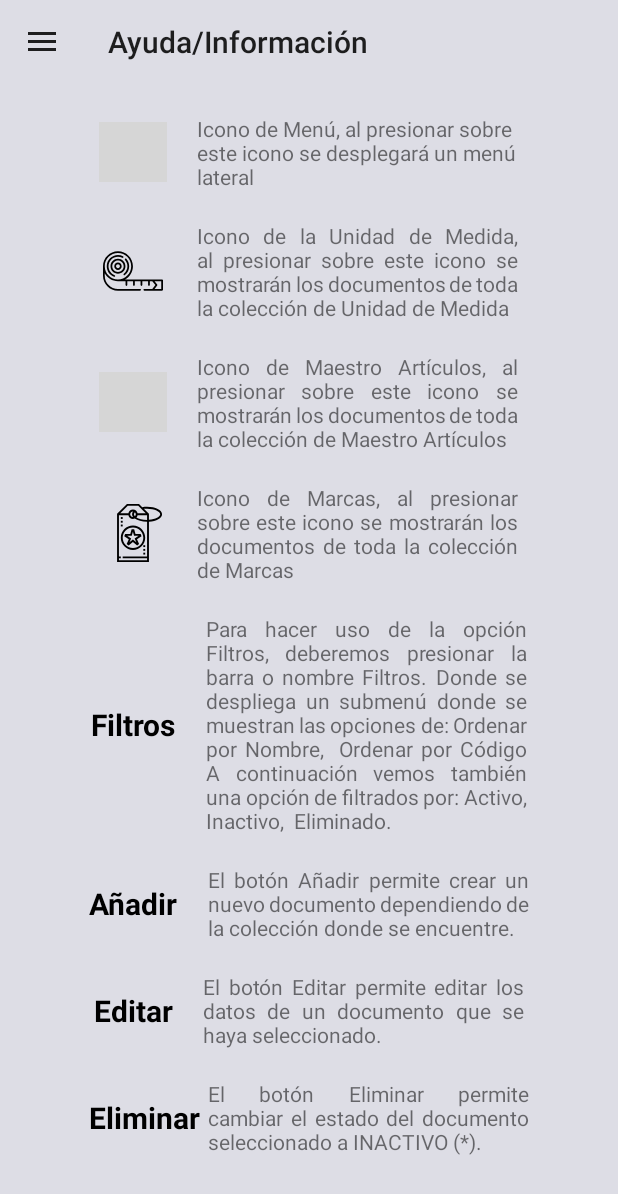
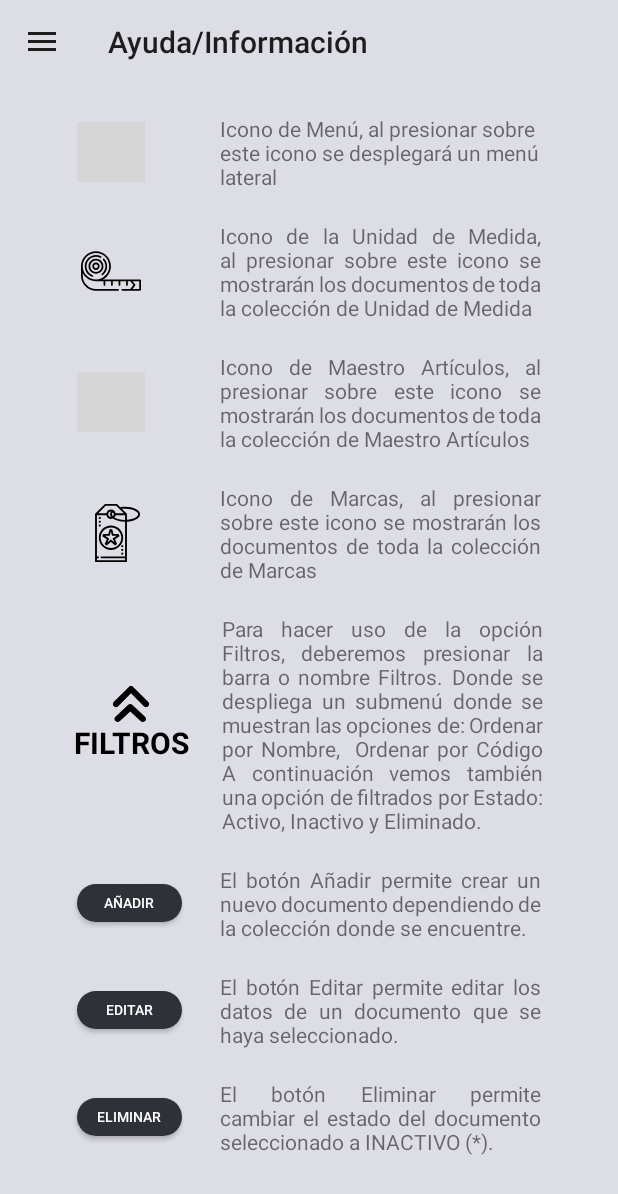
Before and after one commit to BraulioJose18/MBussiness2, an Android app: the screen it shows after launch (MainActivity), in the side drawer, after a tap on "Ayuda", on a phone screen of 412 x 824 dp. Shown: the top 1194 px of the screen. Run offline under Robolectric (Android 15) with nearby library versions, the phone set to English and light mode, and no system bars; our stand-ins replace Firebase (no records; nobody signed in at launch, a user with empty details on screens opened directly); grey boxes are pictures that could not be loaded.

Commit message:
Background

```diff
--- a/app/src/main/AndroidManifest.xml
+++ b/app/src/main/AndroidManifest.xml
@@ -9,7 +9,8 @@
         android:roundIcon="@mipmap/ic_launcher_round"
         android:supportsRtl="true"
         android:theme="@style/Theme.Design.Light.NoActionBar">
-        <activity android:name=".MainActivity">
+        <activity android:name=".MainActivity"
+            android:screenOrientation="portrait">
             <intent-filter>
                 <action android:name="android.intent.action.MAIN" />
 
--- a/app/src/main/res/layout/fragment_article.xml
+++ b/app/src/main/res/layout/fragment_article.xml
@@ -65,6 +65,7 @@
         android:layout_width="match_parent"
         android:layout_height="50dp"
         android:background="@drawable/border_filter"
+        android:backgroundTint="@color/gray2"
         app:layout_constraintBottom_toTopOf="@id/almacen_opciones_filtrado"
         app:layout_constraintEnd_toEndOf="parent"
         app:layout_constraintStart_toStartOf="parent" />
@@ -73,7 +74,7 @@
         android:id="@+id/almacen_opciones_filtrado"
         android:layout_width="match_parent"
         android:layout_height="1dp"
-        android:background="@color/white"
+        android:background="@color/gray2"
         android:orientation="vertical"
         app:layout_constraintBottom_toBottomOf="parent"
         app:layout_constraintEnd_toEndOf="parent"
--- a/app/src/main/res/layout/fragment_help.xml
+++ b/app/src/main/res/layout/fragment_help.xml
@@ -37,13 +37,14 @@
                         android:layout_width="45dp"
                         android:layout_height="40dp"
                         android:src="@drawable/ic_menu"
+                        android:layout_marginEnd="20dp"
                         app:layout_constraintStart_toStartOf="parent"
                         app:layout_constraintTop_toTopOf="parent" />
 
                     <TextView
                         android:layout_width="214dp"
                         android:layout_height="wrap_content"
-                        android:layout_marginStart="20dp"
+                        android:layout_marginStart="30dp"
                         android:text="@string/menu_icon" />
                 </LinearLayout>
 
@@ -60,13 +61,14 @@
                         android:layout_width="45dp"
                         android:layout_height="40dp"
                         android:src="@drawable/ic_unidad"
+                        android:layout_marginEnd="20dp"
                         app:layout_constraintStart_toStartOf="parent"
                         app:layout_constraintTop_toTopOf="parent" />
 
                     <TextView
                         android:layout_width="214dp"
                         android:layout_height="wrap_content"
-                        android:layout_marginStart="20dp"
+                        android:layout_marginStart="30dp"
                         android:justificationMode="inter_word"
                         android:text="@string/unidad_icon" />
                 </LinearLayout>
@@ -84,13 +86,14 @@
                         android:layout_width="45dp"
                         android:layout_height="40dp"
                         android:src="@drawable/ic_articulo"
+                        android:layout_marginEnd="20dp"
                         app:layout_constraintStart_toStartOf="parent"
                         app:layout_constraintTop_toTopOf="parent" />
 
                     <TextView
                         android:layout_width="214dp"
                         android:layout_height="wrap_content"
-                        android:layout_marginStart="20dp"
+                        android:layout_marginStart="30dp"
                         android:justificationMode="inter_word"
                         android:text="@string/articulos_icon" />
                 </LinearLayout>
@@ -108,13 +111,14 @@
                         android:layout_width="45dp"
                         android:layout_height="40dp"
                         android:src="@drawable/ic_brand"
+                        android:layout_marginEnd="20dp"
                         app:layout_constraintStart_toStartOf="parent"
                         app:layout_constraintTop_toTopOf="parent" />
 
                     <TextView
                         android:layout_width="214dp"
                         android:layout_height="wrap_content"
-                        android:layout_marginStart="20dp"
+                        android:layout_marginStart="30dp"
                         android:justificationMode="inter_word"
                         android:text="@string/marca_icon" />
                 </LinearLayout>
@@ -125,21 +129,37 @@
                     android:layout_marginStart="20dp"
                     android:layout_marginTop="20dp"
                     android:layout_marginEnd="20dp"
+                    android:layout_weight="1"
                     android:gravity="center"
                     android:orientation="horizontal">
 
-                    <TextView
+                    <LinearLayout
                         android:layout_width="wrap_content"
                         android:layout_height="wrap_content"
-                        android:text="Filtros"
-                        android:textColor="@color/black_2"
-                        android:textSize="20sp"
-                        android:textStyle="bold" />
+                        android:gravity="center"
+                        android:layout_marginEnd="20dp"
+                        android:orientation="vertical">
+
+                        <ImageView
+                            android:id="@+id/imageView"
+                            android:layout_width="wrap_content"
+                            android:layout_height="wrap_content"
+                            android:layout_weight="1"
+                            android:src="@drawable/ic_arrow_top" />
+
+                        <TextView
+                            android:layout_width="wrap_content"
+                            android:layout_height="wrap_content"
+                            android:text="FILTROS"
+                            android:textColor="@color/black_2"
+                            android:textSize="20sp"
+                            android:textStyle="bold" />
+                    </LinearLayout>
 
                     <TextView
                         android:layout_width="214dp"
                         android:layout_height="wrap_content"
-                        android:layout_marginStart="20dp"
+                        android:layout_marginStart="2dp"
                         android:justificationMode="inter_word"
                         android:text="@string/filtros_des" />
                 </LinearLayout>
@@ -153,18 +173,19 @@
                     android:gravity="center"
                     android:orientation="horizontal">
 
-                    <TextView
-                        android:layout_width="wrap_content"
-                        android:layout_height="wrap_content"
-                        android:text="Añadir"
-                        android:textColor="@color/black_2"
-                        android:textSize="20sp"
-                        android:textStyle="bold" />
+                    <Button
+                        android:layout_width="70dp"
+                        android:layout_height="25dp"
+                        android:textSize="9sp"
+                        android:layout_marginEnd="10dp"
+                        android:textColor="@color/white"
+                        android:background="@drawable/button_style"
+                        android:text="Añadir" />
 
                     <TextView
                         android:layout_width="214dp"
                         android:layout_height="wrap_content"
-                        android:layout_marginStart="20dp"
+                        android:layout_marginStart="15dp"
                         android:justificationMode="inter_word"
                         android:text="@string/add_button_des" />
                 </LinearLayout>
@@ -178,18 +199,19 @@
                     android:gravity="center"
                     android:orientation="horizontal">
 
-                    <TextView
-                        android:layout_width="wrap_content"
-                        android:layout_height="wrap_content"
-                        android:text="Editar"
-                        android:textColor="@color/black_2"
-                        android:textSize="20sp"
-                        android:textStyle="bold" />
+                    <Button
+                        android:layout_width="70dp"
+                        android:layout_height="25dp"
+                        android:textSize="9sp"
+                        android:layout_marginEnd="10dp"
+                        android:textColor="@color/white"
+                        android:background="@drawable/button_style"
+                        android:text="Editar" />
 
                     <TextView
                         android:layout_width="214dp"
                         android:layout_height="wrap_content"
-                        android:layout_marginStart="20dp"
+                        android:layout_marginStart="15dp"
                         android:justificationMode="inter_word"
                         android:text="@string/edit_button_des" />
                 </LinearLayout>
@@ -204,18 +226,19 @@
                     android:gravity="center"
                     android:orientation="horizontal">
 
-                    <TextView
-                        android:layout_width="wrap_content"
-                        android:layout_height="wrap_content"
-                        android:text="Eliminar"
-                        android:textColor="@color/black_2"
-                        android:textSize="20sp"
-                        android:textStyle="bold" />
+                    <Button
+                        android:layout_width="70dp"
+                        android:layout_height="25dp"
+                        android:textSize="9sp"
+                        android:layout_marginEnd="10dp"
+                        android:textColor="@color/white"
+                        android:background="@drawable/button_style"
+                        android:text="Eliminar" />
 
                     <TextView
                         android:layout_width="214dp"
                         android:layout_height="wrap_content"
-                        android:layout_marginStart="5dp"
+                        android:layout_marginStart="15dp"
                         android:justificationMode="inter_word"
                         android:text="@string/delete_button_des" />
                 </LinearLayout>
--- a/app/src/main/res/layout/header.xml
+++ b/app/src/main/res/layout/header.xml
@@ -4,7 +4,7 @@
     android:layout_width="match_parent"
     android:layout_height="200dp"
     android:orientation="vertical"
-    android:background="@color/green"
+    android:background="@drawable/fondo_ne"
     android:gravity="bottom"
     android:padding="20dp">
 
--- a/app/src/main/res/layout/item_article.xml
+++ b/app/src/main/res/layout/item_article.xml
@@ -78,7 +78,7 @@
                     android:text="TextView" />
             </LinearLayout>
 
-            <LinearLayout
+            <!-- <LinearLayout
                 android:layout_width="match_parent"
                 android:layout_height="wrap_content"
                 android:orientation="horizontal">
@@ -102,7 +102,7 @@
                     android:textColor="@color/black_2"
                     android:text="TextView" />
 
-            </LinearLayout>
+            </LinearLayout>-->
 
             <LinearLayout
                 android:layout_width="match_parent"
@@ -130,7 +130,7 @@
 
             </LinearLayout>
 
-            <LinearLayout
+            <!-- <LinearLayout
                 android:layout_width="match_parent"
                 android:layout_height="wrap_content"
                 android:orientation="horizontal">
@@ -153,8 +153,7 @@
                     android:textSize="14sp"
                     android:textColor="@color/black_2"
                     android:text="TextView" />
-
-            </LinearLayout>
+            </LinearLayout> -->
 
             <LinearLayout
                 android:layout_width="match_parent"
@@ -182,9 +181,6 @@
 
             </LinearLayout>
 
-
-
-
             <LinearLayout
                 android:layout_width="match_parent"
                 android:layout_height="wrap_content"
@@ -207,7 +203,7 @@
                     android:layout_width="wrap_content"
                     android:layout_height="30dp"
                     android:layout_weight="1"
-                    android:text="Modificar"
+                    android:text="Editar"
                     android:textSize="12sp"
                     android:background="@drawable/button_style"
                     android:textColor="@color/white"
--- a/app/src/main/res/layout/item_brand.xml
+++ b/app/src/main/res/layout/item_brand.xml
@@ -1,5 +1,6 @@
 <?xml version="1.0" encoding="utf-8"?>
-<androidx.cardview.widget.CardView xmlns:android="http://schemas.android.com/apk/res/android"
+<androidx.cardview.widget.CardView
+	xmlns:android="http://schemas.android.com/apk/res/android"
 	android:layout_width="match_parent"
 	android:layout_height="wrap_content"
 	xmlns:app="http://schemas.android.com/apk/res-auto"
@@ -126,7 +127,7 @@
 					android:layout_width="wrap_content"
 					android:layout_height="30dp"
 					android:layout_weight="1"
-						android:text="Modificar"
+					android:text="Editar"
 					android:textSize="12sp"
 					android:background="@drawable/button_style"
 					android:textColor="@color/white"
@@ -144,7 +145,6 @@
 					android:text="Eliminar"
 					android:textColor="@color/white"
 					android:textSize="12sp"/>
-
 			</LinearLayout>
 
 		</LinearLayout>
@@ -170,6 +170,4 @@
 		</LinearLayout>
 
 	</LinearLayout>
-
-
 </androidx.cardview.widget.CardView>
--- a/app/src/main/res/layout/item_unit.xml
+++ b/app/src/main/res/layout/item_unit.xml
@@ -126,7 +126,7 @@
                     android:layout_width="wrap_content"
                     android:layout_height="30dp"
                     android:layout_weight="1"
-                    android:text="Modificar"
+                    android:text="Editar"
                     android:textSize="12sp"
                     android:background="@drawable/button_style"
                     android:textColor="@color/white"
--- a/app/src/main/res/values/colors.xml
+++ b/app/src/main/res/values/colors.xml
@@ -7,7 +7,8 @@
     <color name="teal_700">#FF018786</color>
     <color name="black_2">#FF000000</color>
     <color name="white">#FFFFFFFF</color>
-    <color name="green">#1EC96B</color>
+    <color name="green">#09B44D</color>
     <color name="gray">#DDDDE5</color>
+    <color name="gray2">#DDDDE5</color>
     <color name="black">#2F3138</color>
 </resources>
--- a/app/src/main/res/values/strings.xml
+++ b/app/src/main/res/values/strings.xml
@@ -14,10 +14,7 @@
         donde se muestran las opciones de:<br/>
         Ordenar por Nombre, <br/>
         Ordenar por Código<br/>
-        A continuación vemos también una opción de filtrados por:<br/>
-        Activo, <br/>
-        Inactivo, <br/>
-        Eliminado.
+        A continuación vemos también una opción de filtrados por Estado: Activo, Inactivo y Eliminado.
     </string>
     <!--Descripción de botones-->
     <string name="add_button_des">El botón Añadir permite crear un nuevo "documento" dependiendo de la colección donde se encuentre.</string>
```
Also changed, not shown: app/src/main/res/drawable-v24/fondo_ne.png (added). Lines whose indentation alone changed are shown as unchanged.
